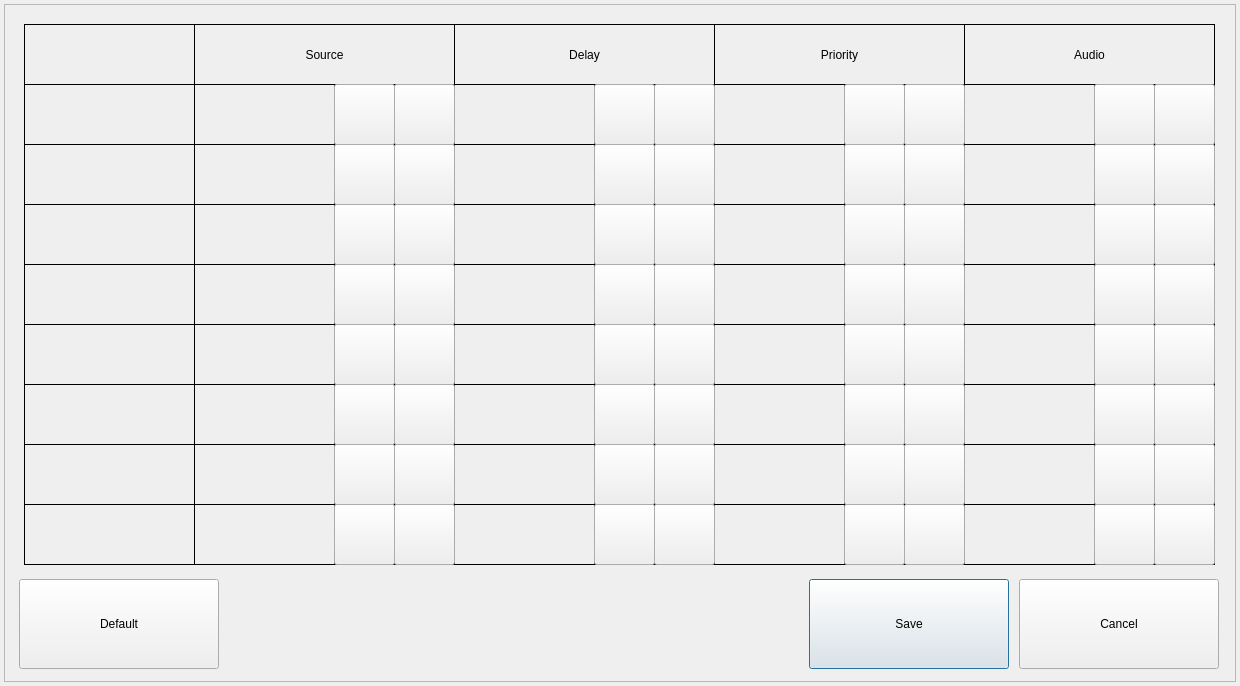
This is gui/mainwidget/src/dvrsetup/device/triggerinput/triggerinputdialog.ui in yjsin-emastec/neptune as Qt 5 draws it before an edit. The edited form follows.
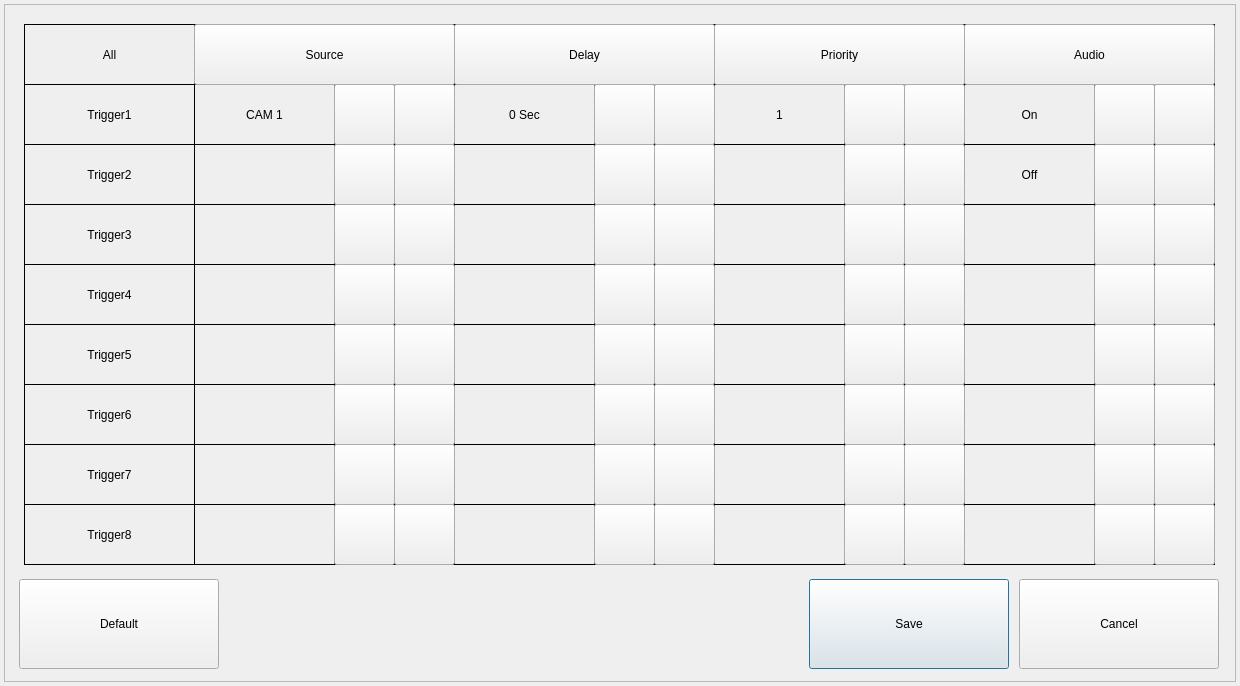
This is the edited form.

Commit message: Add header button in TriggerInput Dialog 내용 - 트리거 설정 메뉴에 모든 채널 설정을 일괄 변경하는 헤더버튼 추가

What changed in the file:
```diff
--- a/gui/mainwidget/src/dvrsetup/device/triggerinput/triggerinputdialog.ui
+++ b/gui/mainwidget/src/dvrsetup/device/triggerinput/triggerinputdialog.ui
@@ -73,7 +73,7 @@
      <string>Default</string>
     </property>
    </widget>
-   <widget class="QLabel" name="labelTrigger">
+   <widget class="QLabel" name="labelAll">
     <property name="geometry">
      <rect>
       <x>20</x>
@@ -86,7 +86,7 @@
      <enum>QFrame::Box</enum>
     </property>
     <property name="text">
-     <string/>
+     <string>All</string>
     </property>
     <property name="alignment">
      <set>Qt::AlignCenter</set>
@@ -105,7 +105,7 @@
      <enum>QFrame::Box</enum>
     </property>
     <property name="text">
-     <string/>
+     <string notr="true">Trigger1</string>
     </property>
     <property name="alignment">
      <set>Qt::AlignCenter</set>
@@ -124,7 +124,7 @@
      <enum>QFrame::Box</enum>
     </property>
     <property name="text">
-     <string/>
+     <string notr="true">Trigger2</string>
     </property>
     <property name="alignment">
      <set>Qt::AlignCenter</set>
@@ -143,7 +143,7 @@
      <enum>QFrame::Box</enum>
     </property>
     <property name="text">
-     <string/>
+     <string notr="true">Trigger3</string>
     </property>
     <property name="alignment">
      <set>Qt::AlignCenter</set>
@@ -162,7 +162,7 @@
      <enum>QFrame::Box</enum>
     </property>
     <property name="text">
-     <string/>
+     <string notr="true">Trigger4</string>
     </property>
     <property name="alignment">
      <set>Qt::AlignCenter</set>
@@ -181,7 +181,7 @@
      <enum>QFrame::Box</enum>
     </property>
     <property name="text">
-     <string/>
+     <string notr="true">Trigger5</string>
     </property>
     <property name="alignment">
      <set>Qt::AlignCenter</set>
@@ -200,7 +200,7 @@
      <enum>QFrame::Box</enum>
     </property>
     <property name="text">
-     <string/>
+     <string notr="true">Trigger6</string>
     </property>
     <property name="alignment">
      <set>Qt::AlignCenter</set>
@@ -219,7 +219,7 @@
      <enum>QFrame::Box</enum>
     </property>
     <property name="text">
-     <string/>
+     <string notr="true">Trigger7</string>
     </property>
     <property name="alignment">
      <set>Qt::AlignCenter</set>
@@ -238,13 +238,13 @@
      <enum>QFrame::Box</enum>
     </property>
     <property name="text">
-     <string/>
+     <string notr="true">Trigger8</string>
     </property>
     <property name="alignment">
      <set>Qt::AlignCenter</set>
     </property>
    </widget>
-   <widget class="QLabel" name="labelSource">
+   <widget class="QLabel" name="labelSourceAll">
     <property name="geometry">
      <rect>
       <x>190</x>
@@ -257,13 +257,13 @@
      <enum>QFrame::Box</enum>
     </property>
     <property name="text">
-     <string>Source</string>
+     <string/>
     </property>
     <property name="alignment">
      <set>Qt::AlignCenter</set>
     </property>
    </widget>
-   <widget class="QLabel" name="labelPriority">
+   <widget class="QLabel" name="labelPriorityAll">
     <property name="geometry">
      <rect>
       <x>710</x>
@@ -276,13 +276,13 @@
      <enum>QFrame::Box</enum>
     </property>
     <property name="text">
-     <string>Priority</string>
+     <string/>
     </property>
     <property name="alignment">
      <set>Qt::AlignCenter</set>
     </property>
    </widget>
-   <widget class="QLabel" name="labelDelay">
+   <widget class="QLabel" name="labelDelayAll">
     <property name="geometry">
      <rect>
       <x>450</x>
@@ -295,13 +295,13 @@
      <enum>QFrame::Box</enum>
     </property>
     <property name="text">
-     <string>Delay</string>
+     <string/>
     </property>
     <property name="alignment">
      <set>Qt::AlignCenter</set>
     </property>
    </widget>
-   <widget class="QLabel" name="labelAudio">
+   <widget class="QLabel" name="labelAudioAll">
     <property name="geometry">
      <rect>
       <x>960</x>
@@ -314,7 +314,7 @@
      <enum>QFrame::Box</enum>
     </property>
     <property name="text">
-     <string>Audio</string>
+     <string/>
     </property>
     <property name="alignment">
      <set>Qt::AlignCenter</set>
@@ -333,7 +333,7 @@
      <enum>QFrame::Box</enum>
     </property>
     <property name="text">
-     <string/>
+     <string notr="true">CAM 1</string>
     </property>
     <property name="alignment">
      <set>Qt::AlignCenter</set>
@@ -693,7 +693,7 @@
      <enum>QFrame::Box</enum>
     </property>
     <property name="text">
-     <string/>
+     <string notr="true">1</string>
     </property>
     <property name="alignment">
      <set>Qt::AlignCenter</set>
@@ -1053,7 +1053,7 @@
      <enum>QFrame::Box</enum>
     </property>
     <property name="text">
-     <string/>
+     <string notr="true">0 Sec</string>
     </property>
     <property name="alignment">
      <set>Qt::AlignCenter</set>
@@ -1413,7 +1413,7 @@
      <enum>QFrame::Box</enum>
     </property>
     <property name="text">
-     <string/>
+     <string notr="true">On</string>
     </property>
     <property name="alignment">
      <set>Qt::AlignCenter</set>
@@ -1445,7 +1445,7 @@
      <enum>QFrame::Box</enum>
     </property>
     <property name="text">
-     <string/>
+     <string notr="true">Off</string>
     </property>
     <property name="alignment">
      <set>Qt::AlignCenter</set>
@@ -2976,6 +2976,58 @@
      <set>Qt::AlignCenter</set>
     </property>
    </widget>
+   <widget class="QPushButton" name="buttonSourceAll">
+    <property name="geometry">
+     <rect>
+      <x>190</x>
+      <y>20</y>
+      <width>261</width>
+      <height>61</height>
+     </rect>
+    </property>
+    <property name="text">
+     <string>Source</string>
+    </property>
+   </widget>
+   <widget class="QPushButton" name="buttonDelayAll">
+    <property name="geometry">
+     <rect>
+      <x>450</x>
+      <y>20</y>
+      <width>261</width>
+      <height>61</height>
+     </rect>
+    </property>
+    <property name="text">
+     <string>Delay</string>
+    </property>
+   </widget>
+   <widget class="QPushButton" name="buttonPriorityAll">
+    <property name="geometry">
+     <rect>
+      <x>710</x>
+      <y>20</y>
+      <width>251</width>
+      <height>61</height>
+     </rect>
+    </property>
+    <property name="text">
+     <string>Priority</string>
+    </property>
+   </widget>
+   <widget class="QPushButton" name="buttonAudioAll">
+    <property name="geometry">
+     <rect>
+      <x>960</x>
+      <y>20</y>
+      <width>251</width>
+      <height>61</height>
+     </rect>
+    </property>
+    <property name="text">
+     <string>Audio</string>
+    </property>
+   </widget>
    <zorder>labelAudioDn8</zorder>
    <zorder>labelAudioDn7</zorder>
    <zorder>labelAudioDn6</zorder>
@@ -3059,7 +3111,7 @@
    <zorder>buttonSave</zorder>
    <zorder>buttonClose</zorder>
    <zorder>buttonDefault</zorder>
-   <zorder>labelTrigger</zorder>
+   <zorder>labelAll</zorder>
    <zorder>labelTrigger1</zorder>
    <zorder>labelTrigger2</zorder>
    <zorder>labelTrigger3</zorder>
@@ -3068,10 +3120,10 @@
    <zorder>labelTrigger6</zorder>
    <zorder>labelTrigger7</zorder>
    <zorder>labelTrigger8</zorder>
-   <zorder>labelSource</zorder>
-   <zorder>labelPriority</zorder>
-   <zorder>labelDelay</zorder>
-   <zorder>labelAudio</zorder>
+   <zorder>labelSourceAll</zorder>
+   <zorder>labelPriorityAll</zorder>
+   <zorder>labelDelayAll</zorder>
+   <zorder>labelAudioAll</zorder>
    <zorder>labelSource1</zorder>
    <zorder>labelSource2</zorder>
    <zorder>labelSource3</zorder>
@@ -3152,6 +3204,10 @@
    <zorder>buttonAudioDn6</zorder>
    <zorder>buttonAudioDn7</zorder>
    <zorder>buttonAudioDn8</zorder>
+   <zorder>buttonSourceAll</zorder>
+   <zorder>buttonDelayAll</zorder>
+   <zorder>buttonPriorityAll</zorder>
+   <zorder>buttonAudioAll</zorder>
   </widget>
  </widget>
  <layoutdefault spacing="6" margin="11"/>
```
The commit also changes 18 other files.
